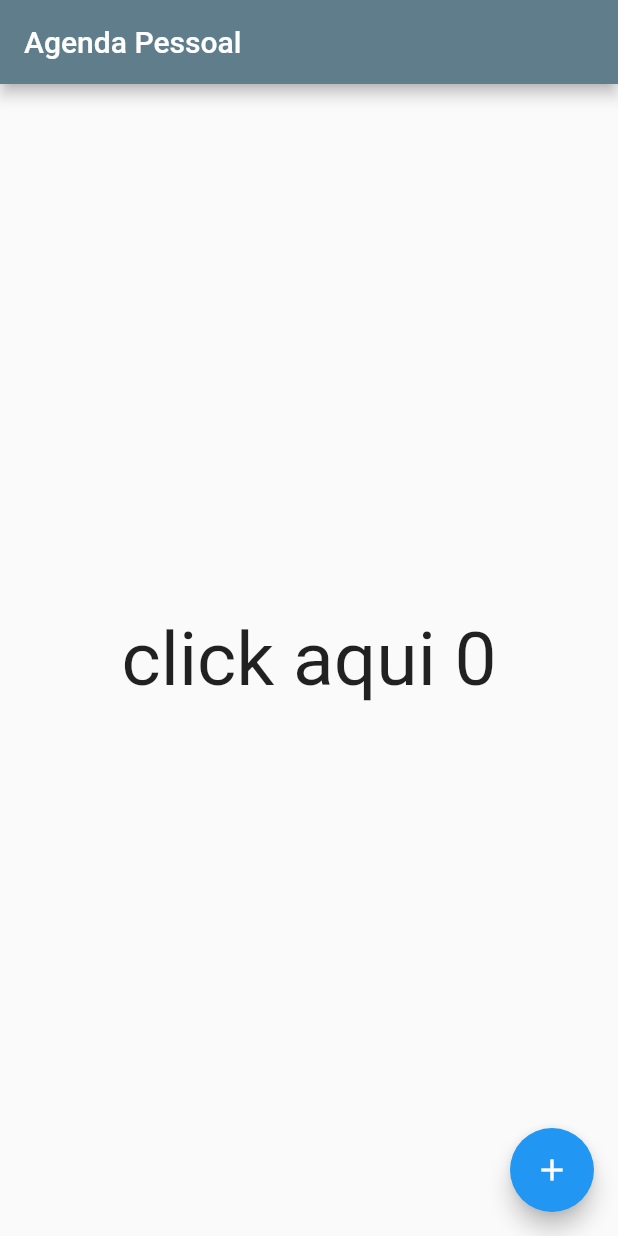
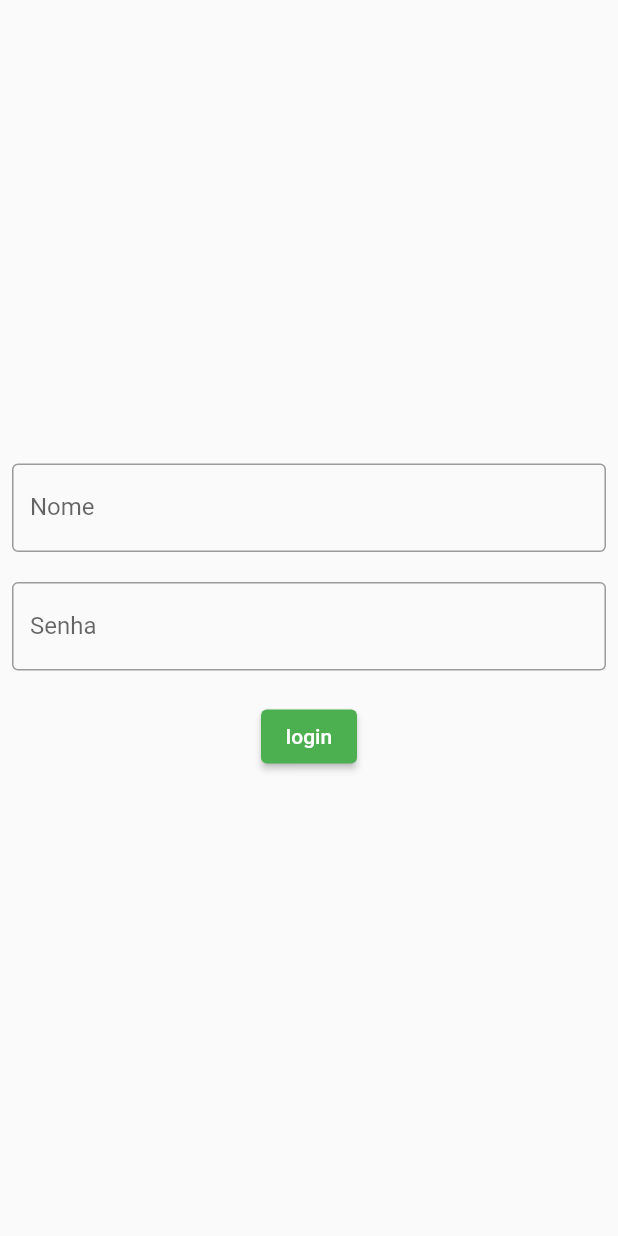
Before and after one commit to jhonatandpreis/App1, a Flutter app: the screen it shows after launch, on a phone screen of 412 x 824 dp. Run offline on Flutter 3.47's test engine with Material 2 defaults, Android fonts, the phone set to English and light mode, and no system bars.

Commit message:
1.2 Add fomulario nome e senha com botao login

```diff
--- /dev/null
+++ b/lib/app_controller.dart
@@ -0,0 +1,17 @@
+
+
+
+
+import 'package:flutter/material.dart';
+
+class AppController extends  ChangeNotifier{
+static AppController instance = new AppController();
+
+bool trocatema = false;
+
+  get isDark => null;
+changeTheme(){
+  trocatema = !trocatema;
+  notifyListeners();
+}
+}
--- a/lib/app_widget.dart
+++ b/lib/app_widget.dart
@@ -1,19 +1,28 @@
-
 import 'package:flutter/material.dart';
 
+import 'app_controller.dart';
 import 'home_page.dart';
+import 'login_page.dart';
 
 class AppWidget extends StatelessWidget {
-  final String  title;
+  final String title;
 
-  const AppWidget({Key key, this.title}) : super(key:key);
-    @override
+  const AppWidget({Key key, this.title}) : super(key: key);
+
+  @override
   Widget build(BuildContext context) {
-    return MaterialApp(
-      theme: ThemeData(primaryColor:Colors.blueGrey ),
-      home: HomePage(),
-      );
-
-
-    }
+    return AnimatedBuilder(
+      animation: AppController.instance,
+      builder: (BuildContext context, child) {
+        return MaterialApp(
+          theme: ThemeData(
+              primarySwatch: Colors.green,
+              brightness: AppController.instance.trocatema
+              ? Brightness.dark
+              : Brightness.light),
+          home: LoginPage(),
+        );
+      },
+    );
+  }
 }
--- /dev/null
+++ b/lib/login_page.dart
@@ -0,0 +1,53 @@
+import 'package:flutter/material.dart';
+
+class LoginPage extends StatefulWidget {
+ LoginPage({Key key}) : super(key: key);
+
+  @override
+   _LoginPageState createState() =>  _LoginPageState();
+}
+
+class  _LoginPageState extends State <LoginPage> {
+  @override
+  Widget build(BuildContext context) {
+    return Material(
+       child: SizedBox(
+         width:double.infinity,
+          height:double.infinity,
+          child: Padding(
+            padding: const EdgeInsets.all(8.0),
+            child: Column(
+              mainAxisAlignment: MainAxisAlignment.center,
+              children:[
+                TextField(
+                  keyboardType: TextInputType.emailAddress,
+                  decoration:InputDecoration(
+                    labelText: 'Nome',
+                    border:OutlineInputBorder(),
+
+                  )
+                ),
+                SizedBox(
+                  height: 20,
+                  ),
+                TextField(
+                  obscureText: true,
+                    decoration:InputDecoration(
+                    labelText: 'Senha',
+                    border:OutlineInputBorder(),
+                    ),
+                ),
+                SizedBox(
+                  height: 20,
+                ),
+                ElevatedButton(onPressed: (){}, child: Text('login'))
+              ]
+
+            ),
+          ),
+
+          ),
+        );
+
+     }
+}
```
Also changed, not shown: lib/home_page.dart (+54 -16 lines).
